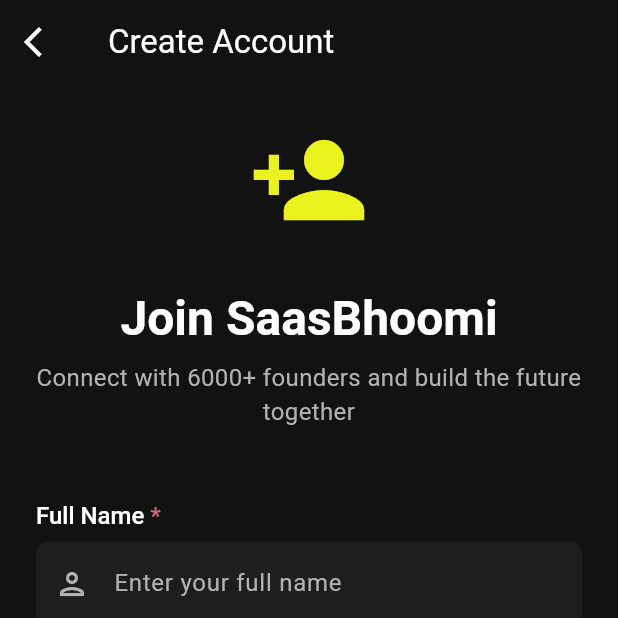
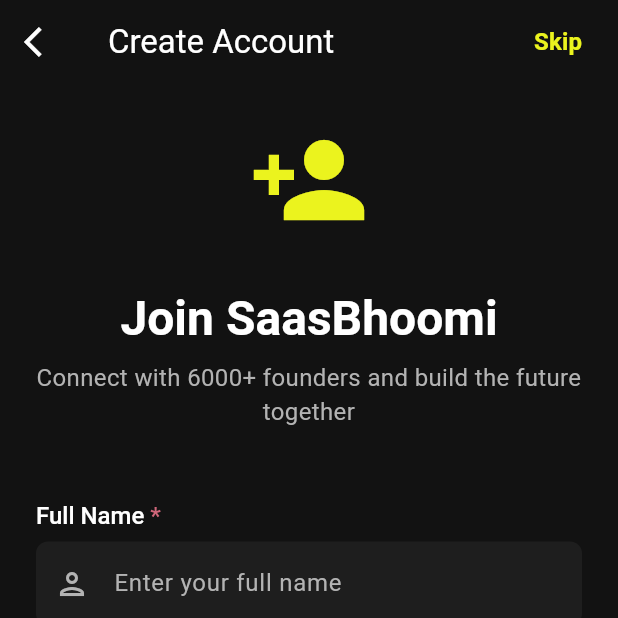
Before and after one commit to rohitsharma342/saasbhoomi, a Flutter app: the screen it shows after launch, after a tap on "Sign Up", on a phone screen of 412 x 824 dp, the top half of it. Run offline on Flutter 3.47's test engine with Material 3 defaults, Android fonts, the phone set to English and light mode, and no system bars; our stand-ins replace cached_network_image, flutter_staggered_animations, shared_preferences; accounts and stored records are empty; network calls fail.

Commit message:
Updated project for saasbhoomi

```diff
--- a/lib/screens/login_screen.dart
+++ b/lib/screens/login_screen.dart
@@ -72,10 +72,36 @@
     }
   }
 
+  void _skipLogin() {
+    Navigator.of(context).pushReplacement(
+      MaterialPageRoute(
+        builder: (context) => const DashboardScreen(),
+      ),
+    );
+  }
+
   @override
   Widget build(BuildContext context) {
     return Scaffold(
       backgroundColor: AppConstants.backgroundColor,
+      appBar: AppBar(
+        backgroundColor: Colors.transparent,
+        elevation: 0,
+        actions: [
+          TextButton(
+            onPressed: _skipLogin,
+            child: const Text(
+              'Skip',
+              style: TextStyle(
+                color: AppConstants.primaryColor,
+                fontSize: 16,
+                fontWeight: FontWeight.w600,
+              ),
+            ),
+          ),
+          const SizedBox(width: 8),
+        ],
+      ),
       body: SafeArea(
         child: Center(
           child: SingleChildScrollView(
--- a/lib/screens/registration_screen.dart
+++ b/lib/screens/registration_screen.dart
@@ -99,6 +99,14 @@
     }
   }
 
+  void _skipRegistration() {
+    Navigator.of(context).pushReplacement(
+      MaterialPageRoute(
+        builder: (context) => const DashboardScreen(),
+      ),
+    );
+  }
+
   @override
   Widget build(BuildContext context) {
     return Scaffold(
@@ -114,6 +122,20 @@
           ),
           onPressed: () => Navigator.of(context).pop(),
         ),
+        actions: [
+          TextButton(
+            onPressed: _skipRegistration,
+            child: const Text(
+              'Skip',
+              style: TextStyle(
+                color: AppConstants.primaryColor,
+                fontSize: 16,
+                fontWeight: FontWeight.w600,
+              ),
+            ),
+          ),
+          const SizedBox(width: 8),
+        ],
       ),
       body: SafeArea(
         child: Center(
```
